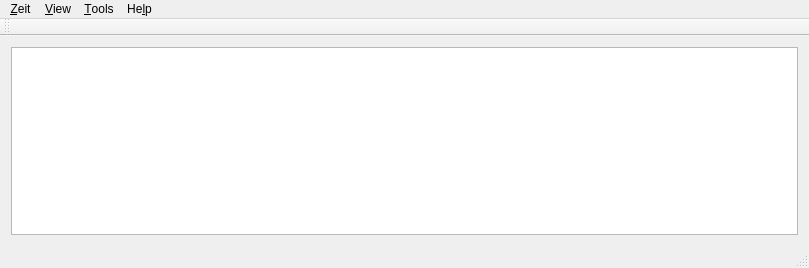
loimu/zeit, file src/mainwindow.ui: the form before one commit.
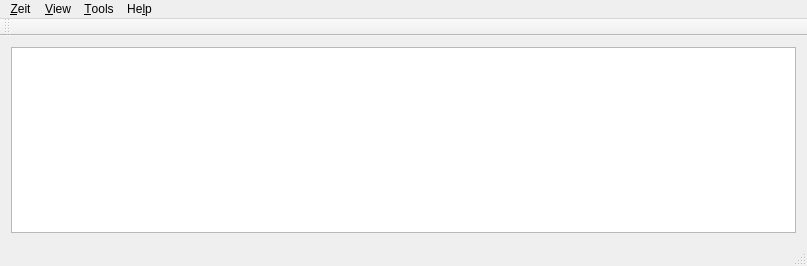
The form after the commit. Icons and pictures are not drawn.

The edit to the form file:
```diff
--- a/src/mainwindow.ui
+++ b/src/mainwindow.ui
@@ -6,8 +6,8 @@
    <rect>
     <x>0</x>
     <y>0</y>
-    <width>809</width>
-    <height>268</height>
+    <width>807</width>
+    <height>266</height>
    </rect>
   </property>
   <property name="windowTitle">
@@ -29,7 +29,7 @@
     <rect>
      <x>0</x>
      <y>0</y>
-     <width>809</width>
+     <width>807</width>
      <height>27</height>
     </rect>
    </property>
```
Left out of the diff: 3 changed lines with no effect on the pictures.
